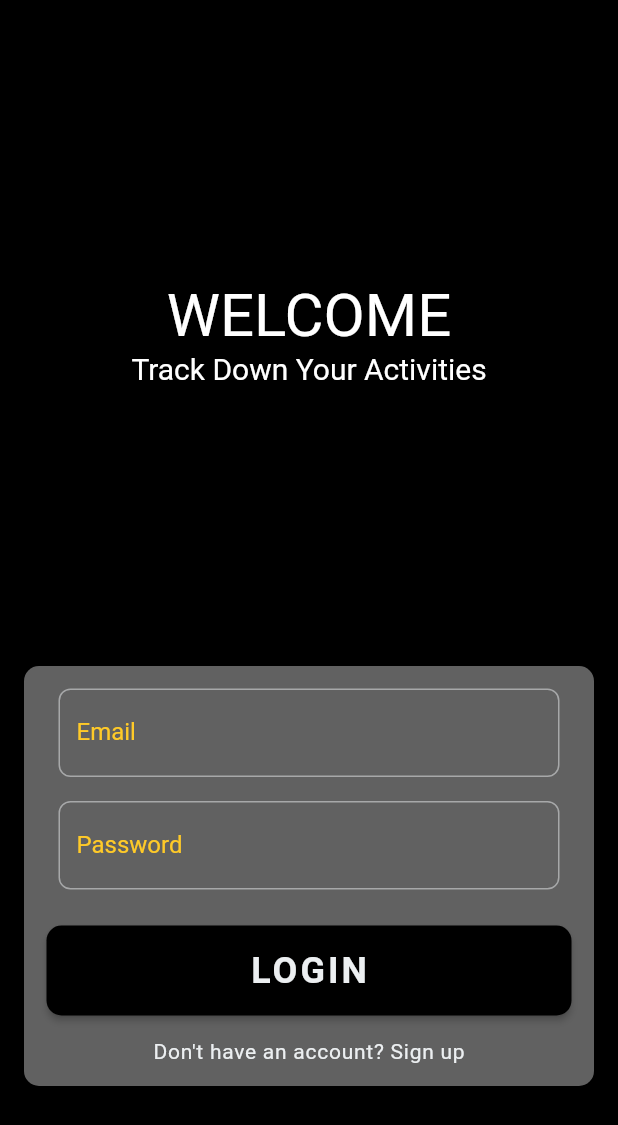
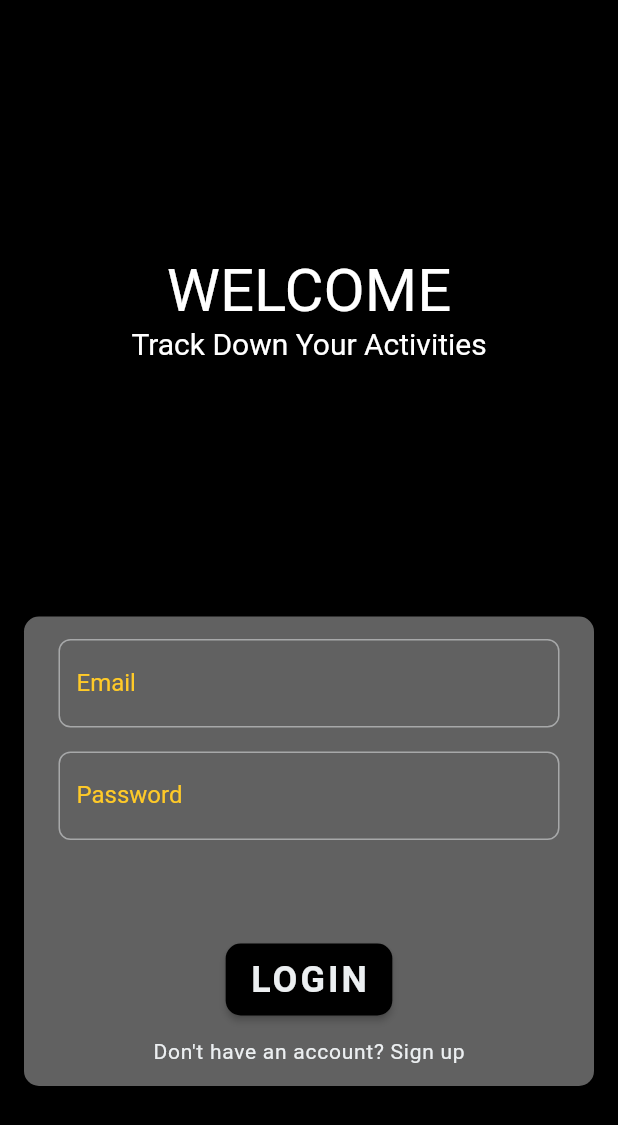
Before and after one commit to yashwant9753/activities, a Flutter app: the screen it shows after launch, on a phone screen of 412 x 824 dp. Shown: the top 1125 px of the screen. Run offline on Flutter 3.47's test engine with Material 2 defaults, Android fonts, the phone set to English and light mode, and no system bars; our stand-ins replace cloud_firestore, connectivity, firebase_auth, firebase_core, firebase_database; accounts and stored records are empty.

```diff
--- a/lib/widgets/sign_in_form.dart
+++ b/lib/widgets/sign_in_form.dart
@@ -49,6 +49,7 @@ class _SignInFormState extends State<SignInForm> {
                   bottom: 24.0,
                 ),
                 child: Column(
+                  mainAxisAlignment: MainAxisAlignment.center,
                   children: [
                     CustomFormField(
                       controller: _emailController,
@@ -62,7 +63,9 @@ class _SignInFormState extends State<SignInForm> {
                       hint: 'Email',
                     ),
                     SizedBox(height: 16.0),
-                    CustomFormField(
+                    Padding(
+                      padding: EdgeInsets.only(bottom: 45),
+                      child: CustomFormField(
                         controller: _passwordController,
                         focusNode: widget.passwordFocusNode,
                         keyboardType: TextInputType.text,
@@ -73,6 +76,7 @@ class _SignInFormState extends State<SignInForm> {
                         isObscure: true,
                         label: 'Password',
                         hint: 'Password',
+                      ),
                     ),
                   ],
                 ),
@@ -88,8 +92,6 @@ class _SignInFormState extends State<SignInForm> {
                     )
                   : Padding(
                       padding: EdgeInsets.only(left: 0.0, right: 0.0),
-                      child: Container(
-                        width: double.maxFinite,
                       child: ElevatedButton(
                         style: ButtonStyle(
                           backgroundColor: MaterialStateProperty.all(
@@ -132,7 +134,7 @@ class _SignInFormState extends State<SignInForm> {
                           });
                         },
                         child: Padding(
-                            padding: EdgeInsets.only(top: 16.0, bottom: 16.0),
+                          padding: EdgeInsets.only(top: 10.0, bottom: 10.0),
                           child: Text(
                             'LOGIN',
                             style: TextStyle(
@@ -140,7 +142,6 @@ class _SignInFormState extends State<SignInForm> {
                               fontWeight: FontWeight.bold,
                               color: CustomColors.firebaseGrey,
                               letterSpacing: 2,
-                              ),
                             ),
                           ),
                         ),
```
Also changed, not shown: pubspec.yaml (+7 -1 lines), assets/icon.png (deleted), assets/logo_200.png (added), assets/png-clipart-goal-setting-theory-computer-icons-goal-setting-plan-logo.png (deleted), pubspec.lock, 18 other files. Lines whose indentation alone changed are shown as unchanged.
